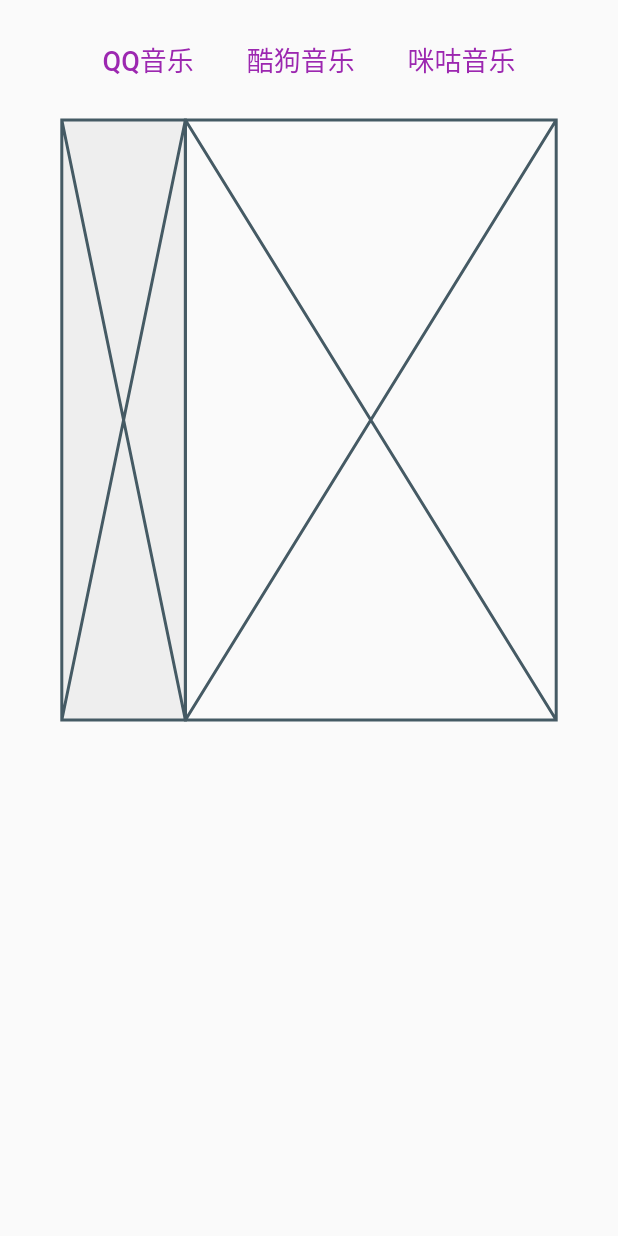
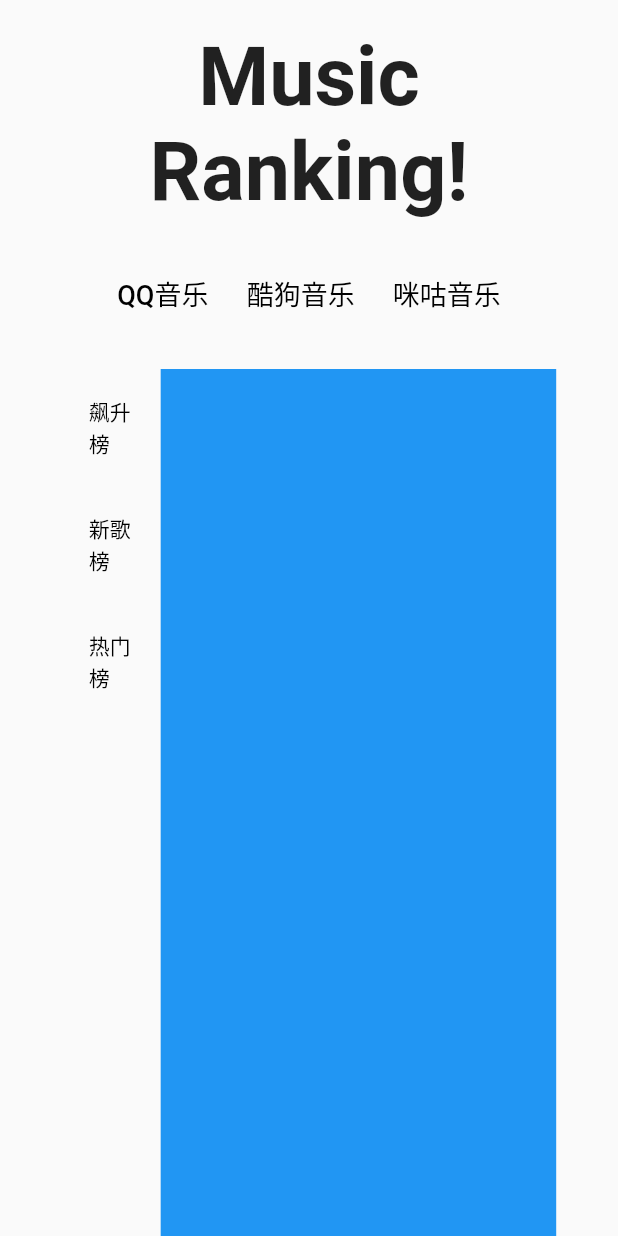
Before and after one commit to yusheng-guo/music-ranking-app, a Flutter app: the screen it shows after launch, on a phone screen of 412 x 824 dp. Run offline on Flutter 3.47's test engine with Material 2 defaults, Android fonts, the phone set to English and light mode, and no system bars.

Commit message:
complete layout

```diff
--- a/lib/main.dart
+++ b/lib/main.dart
@@ -3,6 +3,7 @@ import 'dart:convert';
 import 'package:flutter/material.dart';
 import 'package:flutter/services.dart';
 import 'package:music_ranking_app/config.dart';
+import 'package:music_ranking_app/widgets/application_title.dart';
 import 'package:music_ranking_app/widgets/button_set.dart';
 import 'package:music_ranking_app/widgets/leaderboard_type_sidebar.dart';
 import 'package:music_ranking_app/widgets/music_ranking.dart';
@@ -36,52 +37,63 @@ class MyApp extends StatelessWidget {
         //   bodyLarge: TextStyle(color: Colors.black),
         // ),
       ),
-      home: const Layout(),
+      home: Layout(),
     );
   }
 }
 
 // 布局
 class Layout extends StatelessWidget {
-  const Layout({super.key});
+  final List<String> platforms = ['QQ音乐', '酷狗音乐', '咪咕音乐'];
+  final List<String> charts = ['飙升榜', '新歌榜', '热门榜'];
+  final List<String> songs = List.generate(20, (i) => '歌曲曲曲曲曲曲曲曲曲 $i');
 
   @override
   Widget build(BuildContext context) {
-    return Scaffold(
+    return MaterialApp(
+      home: Scaffold(
         body: LayoutBuilder(
           builder: (context, constraints) {
             double screenWidth = constraints.maxWidth;
+            double screenHeight = constraints.maxHeight;
             double containerWidth = screenWidth * 0.8;
             double padding = (screenWidth - containerWidth) / 2;
 
-          return Padding(
+            return Container(
               padding: EdgeInsets.symmetric(horizontal: padding),
-            child: SizedBox(
-              width: containerWidth,
               child: Column(
                 children: [
+                  const SizedBox(
+                    height: 20,
+                  ),
+                  const ApplicationTitle(),
+                  const SizedBox(
+                    height: 10,
+                  ),
                   const ButtonSet(),
-                  Row(
-                    children: [
+                  const SizedBox(
+                    height: 10,
+                  ),
+                  Expanded(
+                    child: Row(
+                      children: const [
                         Expanded(
                           flex: 1,
-                        child: Container(
-                          color: Colors.grey[200],
-                          child: const LeaderboardTypeSidebar(),
+                          child: LeaderboardTypeSidebar(),
                         ),
-                      ),
-                      const Expanded(
-                        flex: 3,
+                        Expanded(
+                          flex: 4,
                           child: MusicRanking(),
                         ),
                       ],
-                  )
+                    ),
+                  ),
                 ],
-              ),
               ),
             );
           },
         ),
+      ),
     );
   }
 }
--- /dev/null
+++ b/lib/widgets/application_title.dart
@@ -0,0 +1,20 @@
+import 'package:flutter/material.dart';
+import 'package:flutter/src/widgets/framework.dart';
+import 'package:flutter/src/widgets/placeholder.dart';
+
+class ApplicationTitle extends StatelessWidget {
+  const ApplicationTitle({super.key});
+
+  @override
+  Widget build(BuildContext context) {
+    // return const Placeholder();
+    return const Text(
+      "Music Ranking!",
+      textAlign: TextAlign.center,
+      style: TextStyle(
+        fontWeight: FontWeight.bold,
+        fontSize: 54,
+      ),
+    );
+  }
+}
--- a/lib/widgets/button_set.dart
+++ b/lib/widgets/button_set.dart
@@ -12,26 +12,32 @@ class ButtonSet extends StatelessWidget {
       child: Row(
         mainAxisAlignment: MainAxisAlignment.spaceEvenly,
         children: [
+          const SizedBox(
+            width: 10,
+          ),
           TextButton(
             onPressed: () => {},
             child: const Text(
               "QQ音乐",
-              style: TextStyle(fontSize: 18.0),
+              style: TextStyle(fontSize: 18.0, color: Colors.black),
             ),
           ),
           TextButton(
             onPressed: () => {},
             child: const Text(
               "酷狗音乐",
-              style: TextStyle(fontSize: 18.0),
+              style: TextStyle(fontSize: 18.0, color: Colors.black),
             ),
           ),
           TextButton(
             onPressed: () => {},
             child: const Text(
               "咪咕音乐",
-              style: TextStyle(fontSize: 18.0),
+              style: TextStyle(fontSize: 18.0, color: Colors.black),
             ),
+          ),
+          const SizedBox(
+            width: 10,
           ),
         ],
       ),
--- a/lib/widgets/leaderboard_type_sidebar.dart
+++ b/lib/widgets/leaderboard_type_sidebar.dart
@@ -1,11 +1,31 @@
 import 'package:flutter/material.dart';
 
-class LeaderboardTypeSidebar extends StatelessWidget {
+class LeaderboardTypeSidebar extends StatefulWidget {
   const LeaderboardTypeSidebar({super.key});
 
   @override
+  State<LeaderboardTypeSidebar> createState() => _LeaderboardTypeSidebarState();
+}
+
+class _LeaderboardTypeSidebarState extends State<LeaderboardTypeSidebar> {
+  final items = ["飙升榜", "新歌榜", "热门榜"];
+
+  @override
   Widget build(BuildContext context) {
-    return const Placeholder();
-    // return ListView.builder(itemBuilder: itemBuilder)
+    return ListView.builder(
+      itemCount: items.length,
+      itemBuilder: (context, index) {
+        return TextButton(
+          onPressed: () => {},
+          child: Container(
+            padding: const EdgeInsets.all(10),
+            child: Text(
+              items[index],
+              style: const TextStyle(color: Colors.black),
+            ),
+          ),
+        );
+      },
+    );
   }
 }
--- a/lib/widgets/music_ranking.dart
+++ b/lib/widgets/music_ranking.dart
@@ -5,6 +5,9 @@ class MusicRanking extends StatelessWidget {
 
   @override
   Widget build(BuildContext context) {
-    return const Placeholder();
+    return Container(
+      // height: 200,
+      color: Colors.blue,
+    );
   }
 }
```
Lines whose indentation alone changed are shown as unchanged.
